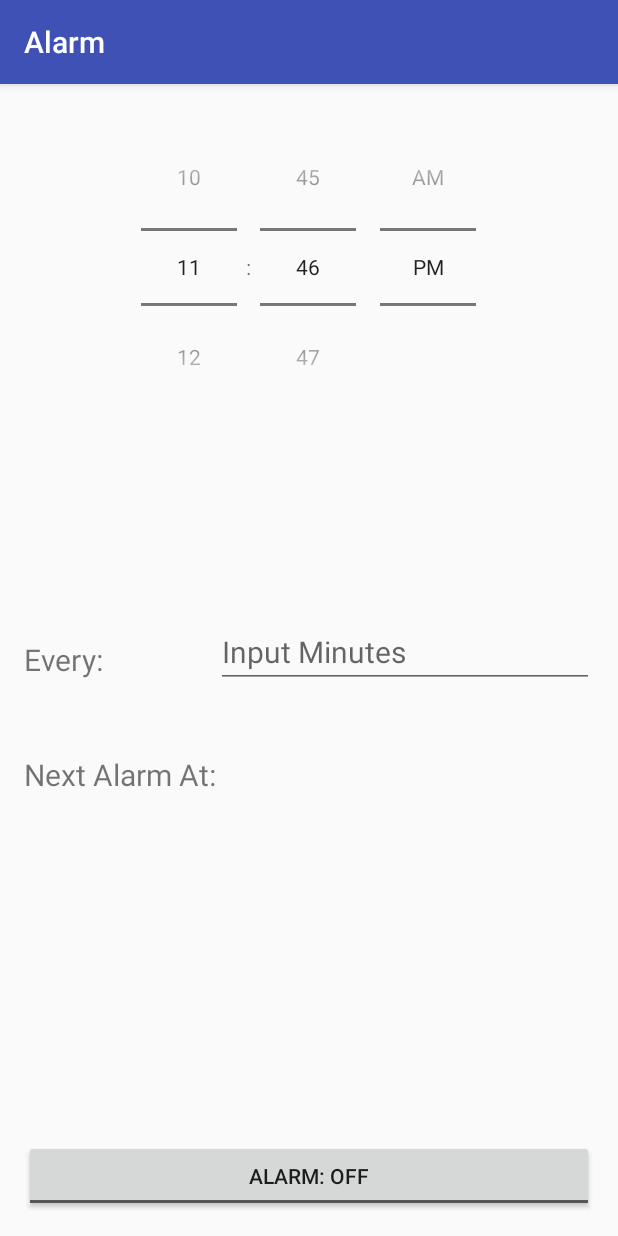
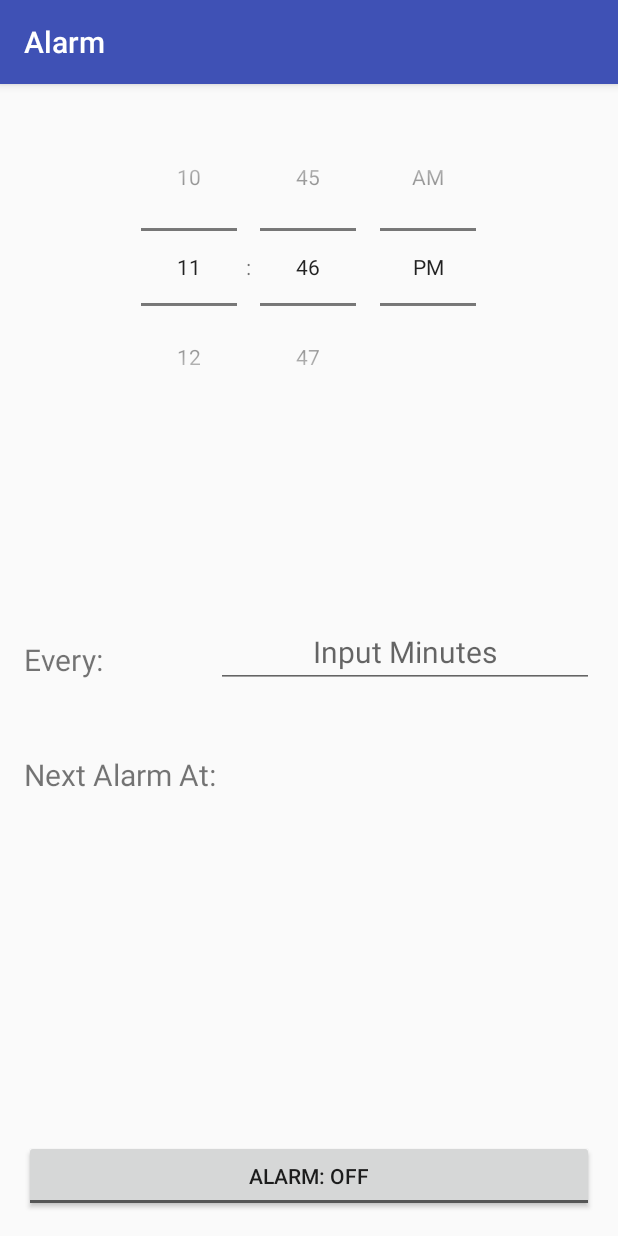
Before and after one commit to Pidgens/alarms, an Android app: the screen it shows after launch (MainActivity), on a phone screen of 412 x 824 dp. Run offline under Robolectric (Android 15) with nearby library versions, the phone set to English and light mode, and no system bars.

```diff
--- a/app/src/main/java/com/example/derekchiu/alarm/AlarmReceiver.java
+++ b/app/src/main/java/com/example/derekchiu/alarm/AlarmReceiver.java
@@ -26,13 +26,8 @@ public class AlarmReceiver extends WakefulBroadcastReceiver {
         if (alarmUri == null) {
             alarmUri = RingtoneManager.getDefaultUri(RingtoneManager.TYPE_NOTIFICATION);
         }
-        Log.i("CONTEXT", String.valueOf(intent.getExtras().getBoolean("toggled")));
         final boolean toggled = intent.getExtras().getBoolean("toggled");
         final Ringtone ringtone = RingtoneManager.getRingtone(context, alarmUri);
-        if (!toggled) {
-            ringtone.stop();
-            return;
-        }
         if (!ringtone.isPlaying()) {
             ringtone.play();
         }
--- a/app/src/main/res/layout/activity_main.xml
+++ b/app/src/main/res/layout/activity_main.xml
@@ -46,10 +46,13 @@
         android:layout_width="wrap_content"
         android:layout_height="wrap_content"
         android:id="@+id/iterated"
+        android:gravity="center"
         android:layout_alignTop="@+id/textView"
         android:layout_toRightOf="@+id/textView"
         android:layout_alignRight="@+id/toggleButton"
         android:layout_alignEnd="@+id/toggleButton"
+        android:singleLine="true"
+        android:inputType="number"
         android:textSize="20dp"
         android:hint="Input Minutes"
         android:layout_marginTop="-15dp" />
@@ -70,6 +73,8 @@
         android:layout_height="wrap_content"
         android:id="@+id/nextAlarm"
         android:layout_alignParentEnd="true"
+        android:textStyle="bold"
+        android:gravity="center"
         android:textSize="20dp"
         android:layout_alignTop="@+id/textView3"
         android:layout_toRightOf="@+id/textView3"
```
Also changed, not shown: app/src/main/java/com/example/derekchiu/alarm/MainActivity.java (+43 -4 lines).
